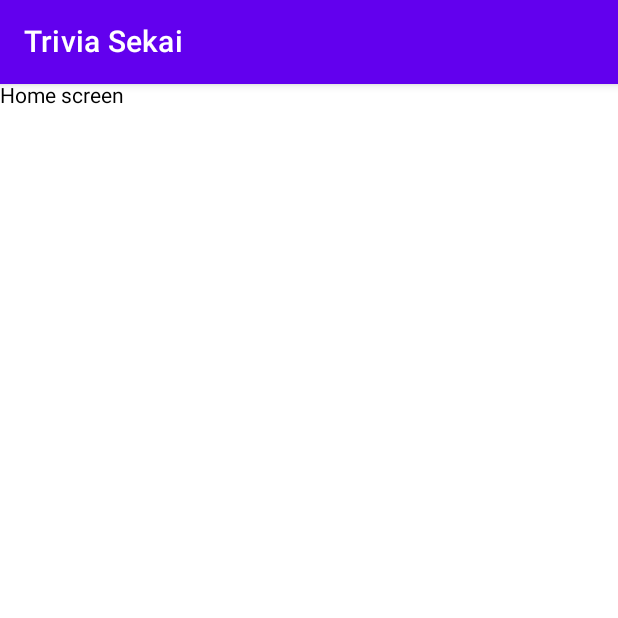
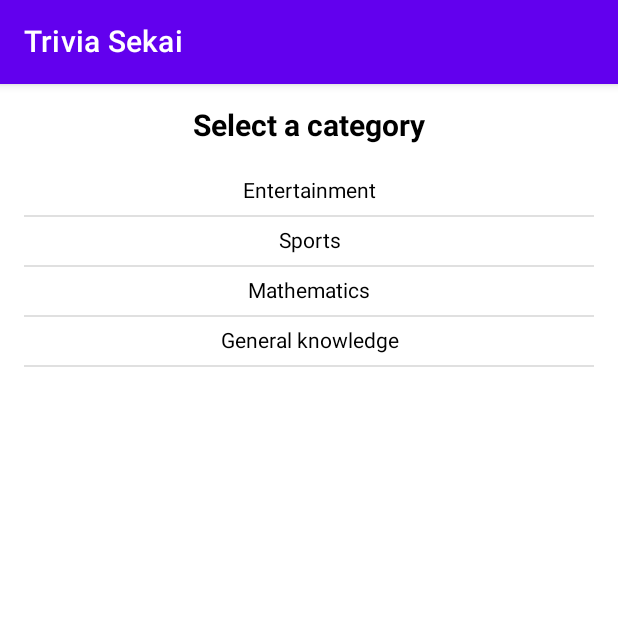
Before and after one commit to zachsao/triviaSekai, an Android app built with Jetpack Compose: the screen it shows after launch (MainActivity), on a phone screen of 412 x 824 dp, the top half of it. Run offline under Robolectric (Android 15) with nearby library versions, the phone set to English and light mode, and no system bars.

Commit message:
android:  add navigation with stub categories

```diff
--- a/androidApp/build.gradle.kts
+++ b/androidApp/build.gradle.kts
@@ -23,6 +23,7 @@ dependencies {
     implementation("androidx.compose.runtime:runtime-livedata:$composeVersion")
     implementation("androidx.activity:activity-compose:1.3.0-alpha04")
     implementation("androidx.lifecycle:lifecycle-viewmodel-compose:1.0.0-alpha03")
+    implementation("androidx.navigation:navigation-compose:1.0.0-alpha09")
 }
 
 android {
--- a/androidApp/src/main/java/com/example/triviasekai/androidApp/MainActivity.kt
+++ b/androidApp/src/main/java/com/example/triviasekai/androidApp/MainActivity.kt
@@ -8,6 +8,10 @@ import androidx.compose.material.Surface
 import androidx.compose.material.Text
 import androidx.compose.material.TopAppBar
 import androidx.compose.runtime.Composable
+import androidx.navigation.compose.NavHost
+import androidx.navigation.compose.composable
+import androidx.navigation.compose.rememberNavController
+import com.example.triviasekai.androidApp.categories.CategoriesScreen
 
 class MainActivity : AppCompatActivity() {
 
@@ -23,6 +27,7 @@ class MainActivity : AppCompatActivity() {
 
 @Composable
 fun HomeScreen(title: String) {
+    val navController = rememberNavController()
     Scaffold(
         topBar = {
             TopAppBar(title = {
@@ -30,6 +35,8 @@ fun HomeScreen(title: String) {
             })
         }
     ) {
-        Text(text = "Home screen")
+        NavHost(navController = navController, startDestination = "categories") {
+            composable("categories") { CategoriesScreen() }
+        }
     }
 }
--- /dev/null
+++ b/androidApp/src/main/java/com/example/triviasekai/androidApp/categories/Categories.kt
@@ -0,0 +1,64 @@
+package com.example.triviasekai.androidApp.categories
+
+import androidx.compose.foundation.layout.Column
+import androidx.compose.foundation.layout.fillMaxHeight
+import androidx.compose.foundation.layout.fillMaxWidth
+import androidx.compose.foundation.layout.padding
+import androidx.compose.foundation.lazy.LazyColumn
+import androidx.compose.foundation.lazy.items
+import androidx.compose.material.Divider
+import androidx.compose.material.Text
+import androidx.compose.runtime.Composable
+import androidx.compose.ui.Modifier
+import androidx.compose.ui.text.font.FontWeight
+import androidx.compose.ui.text.style.TextAlign
+import androidx.compose.ui.tooling.preview.Preview
+import androidx.compose.ui.unit.dp
+import androidx.compose.ui.unit.sp
+
+@Composable
+fun CategoriesScreen() {
+    val list = listOf("Entertainment", "Sports", "Mathematics", "General knowledge")
+    Column {
+        Text(
+            text = "Select a category",
+            Modifier.fillMaxWidth(1f).padding(top = 16.dp),
+            textAlign = TextAlign.Center,
+            fontWeight = FontWeight.Bold,
+            fontSize = 20.sp
+        )
+        CategoriesList(list = list)
+    }
+}
+
+@Composable
+fun CategoriesList(list: List<String>) {
+    LazyColumn(
+        Modifier
+            .fillMaxHeight(1f)
+            .padding(16.dp)
+    ) {
+        items(list) {
+            Text(
+                text = it,
+                Modifier
+                    .fillMaxWidth(1f)
+                    .padding(top = 8.dp, bottom = 8.dp),
+                textAlign = TextAlign.Center
+            )
+            Divider()
+        }
+    }
+}
+
+@Preview
+@Composable
+fun ScreenPreview() {
+    CategoriesScreen()
+}
+
+@Preview
+@Composable
+fun CategoriesListPreview() {
+    CategoriesList(listOf("Entertainment", "Sports", "Mathematics", "General knowledge"))
+}
```
